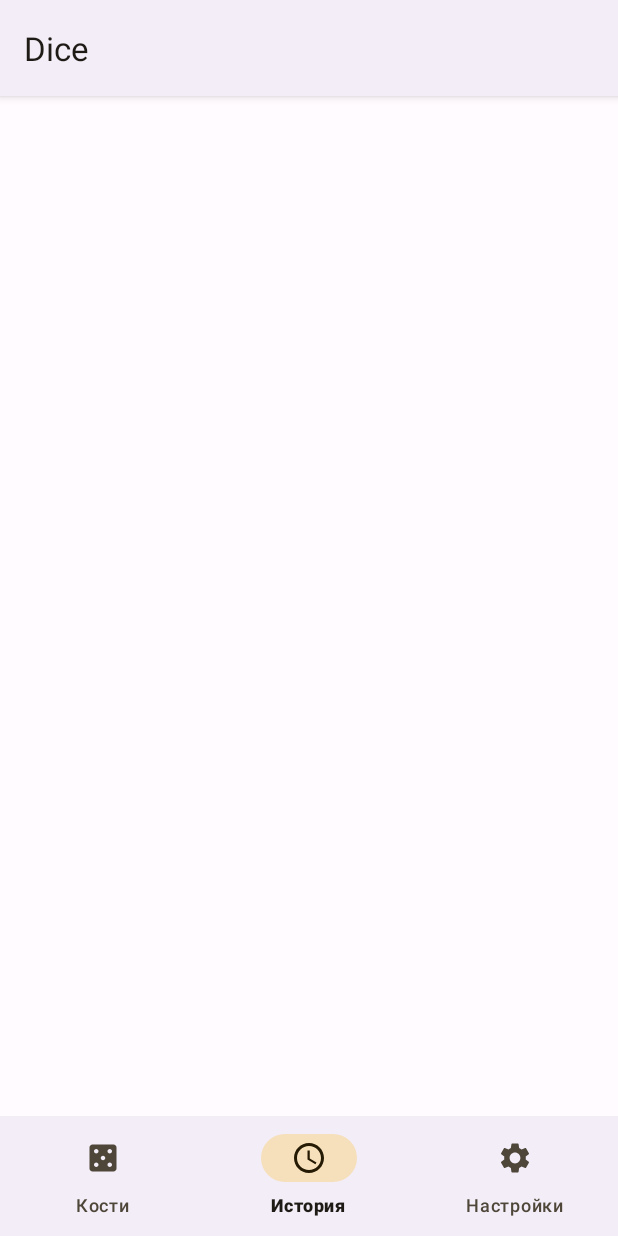
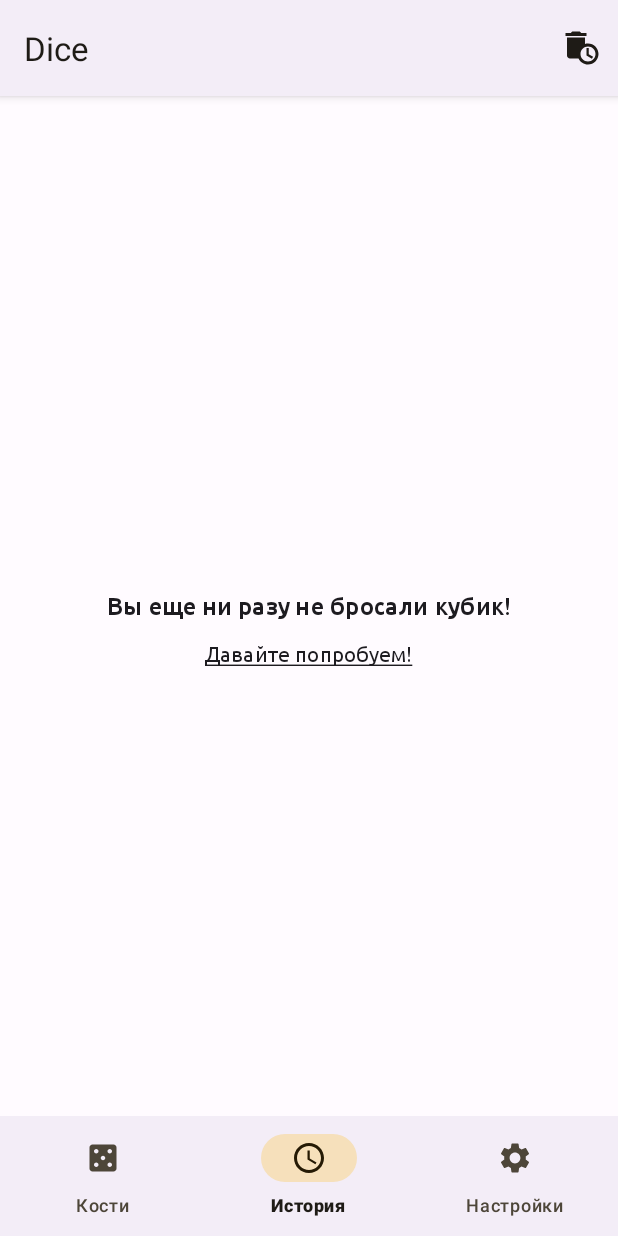
Before and after one commit to hardcoderdev/Dice, an Android app: the screen it shows after launch (MainActivity), item 2 of the bottom bar chosen, on a phone screen of 412 x 824 dp. Run offline under Robolectric (Android 15) with nearby library versions, the phone set to English and light mode, and no system bars.

Commit message:
Lesson 4 done

```diff
--- a/app/src/main/java/hardcoder/dev/dice/ui/MainActivity.kt
+++ b/app/src/main/java/hardcoder/dev/dice/ui/MainActivity.kt
@@ -17,6 +17,13 @@ class MainActivity : AppCompatActivity() {
         setContentView(R.layout.activity_main)
         bottomNavigationView = findViewById(R.id.bottomNavigationView)
 
+        supportFragmentManager.setFragmentResultListener(
+            "onLinkClicked",
+            this
+        ) { _, _ ->
+            onLinkClicked()
+        }
+
         bottomNavigationView.setOnItemSelectedListener { menuItem ->
             val fragment = when (menuItem.itemId) {
                 R.id.rollOption -> RollFragment()
@@ -33,4 +40,12 @@ class MainActivity : AppCompatActivity() {
             return@setOnItemSelectedListener true
         }
     }
+
+    private fun onLinkClicked() {
+        supportFragmentManager
+            .beginTransaction()
+            .replace(R.id.mainFragmentContainerView, RollFragment::class.java, null)
+            .commit()
+        bottomNavigationView.selectedItemId = R.id.rollOption
+    }
 }
--- a/app/src/main/java/hardcoder/dev/dice/ui/history/HistoryAdapter.kt
+++ b/app/src/main/java/hardcoder/dev/dice/ui/history/HistoryAdapter.kt
@@ -57,4 +57,9 @@ class HistoryAdapter : RecyclerView.Adapter<HistoryAdapter.HistoryViewHolder>()
     fun addItems(list: List<DiceRollItem>) {
         diceRollItemsList = list
     }
+
+    fun clearItems() {
+        notifyItemRangeRemoved(0, diceRollItemsList.size)
+        diceRollItemsList = emptyList()
+    }
 }
--- a/app/src/main/java/hardcoder/dev/dice/ui/history/HistoryFragment.kt
+++ b/app/src/main/java/hardcoder/dev/dice/ui/history/HistoryFragment.kt
@@ -1,14 +1,78 @@
 package hardcoder.dev.dice.ui.history
 
 import android.os.Bundle
+import android.view.Menu
+import android.view.MenuInflater
+import android.view.MenuItem
 import android.view.View
+import android.widget.TextView
+import androidx.core.content.edit
+import androidx.core.os.bundleOf
+import androidx.core.view.isVisible
 import androidx.fragment.app.Fragment
+import androidx.fragment.app.setFragmentResult
+import androidx.preference.PreferenceManager
+import androidx.recyclerview.widget.RecyclerView
+import com.google.gson.Gson
 import hardcoder.dev.dice.R
 
 class HistoryFragment : Fragment(R.layout.fragment_history) {
 
+    private val sharedPrefs by lazy { PreferenceManager.getDefaultSharedPreferences(requireContext()) }
+    private val historyAdapter = HistoryAdapter()
+    private lateinit var historyRecyclerView: RecyclerView
+    private lateinit var noDiceRollPerformedTextView: TextView
+    private lateinit var letsRollTextView: TextView
+
     override fun onViewCreated(view: View, savedInstanceState: Bundle?) {
         super.onViewCreated(view, savedInstanceState)
+        setHasOptionsMenu(true)
+        findViews()
 
+        letsRollTextView.setOnClickListener {
+            setFragmentResult("onLinkClicked", bundleOf())
+        }
+
+        val allDiceRollItemsList = getAllDiceHistory()
+        historyRecyclerView.adapter = historyAdapter
+        historyAdapter.addItems(list = allDiceRollItemsList.reversed())
+        setUpViews(isDiceHistoryEmpty = allDiceRollItemsList.isEmpty())
+    }
+
+    override fun onCreateOptionsMenu(menu: Menu, inflater: MenuInflater) {
+        inflater.inflate(R.menu.history_toolbar_menu, menu)
+        super.onCreateOptionsMenu(menu, inflater)
+    }
+
+    override fun onOptionsItemSelected(item: MenuItem): Boolean {
+        return if (item.itemId == R.id.clearHistoryOption) {
+            sharedPrefs.edit { remove("diceHistoryListJson") }
+            historyAdapter.clearItems()
+            setUpViews(isDiceHistoryEmpty = true)
+            true
+        } else {
+            super.onOptionsItemSelected(item)
+        }
+    }
+
+    private fun findViews() {
+        historyRecyclerView = requireView().findViewById(R.id.historyRecyclerView)
+        noDiceRollPerformedTextView = requireView().findViewById(R.id.noDiceRollPerformedTextView)
+        letsRollTextView = requireView().findViewById(R.id.letsRollTextView)
+    }
+
+    private fun setUpViews(isDiceHistoryEmpty: Boolean) {
+        historyRecyclerView.isVisible = !isDiceHistoryEmpty
+        noDiceRollPerformedTextView.isVisible = isDiceHistoryEmpty
+        letsRollTextView.isVisible = isDiceHistoryEmpty
+    }
+
+    private fun getAllDiceHistory(): List<DiceRollItem> {
+        val diceHistoryListJson = sharedPrefs.getString("diceHistoryListJson", "")
+        return if (!diceHistoryListJson.isNullOrEmpty()) {
+            Gson().fromJson(diceHistoryListJson, Array<DiceRollItem>::class.java).toList()
+        } else {
+            emptyList()
+        }
     }
 }
--- a/app/src/main/res/layout/fragment_history.xml
+++ b/app/src/main/res/layout/fragment_history.xml
@@ -6,10 +6,30 @@
     xmlns:app="http://schemas.android.com/apk/res-auto"
     tools:context=".ui.history.HistoryFragment">
 
+    <TextView
+        android:id="@+id/noDiceRollPerformedTextView"
+        android:layout_width="wrap_content"
+        android:layout_height="wrap_content"
+        android:layout_gravity="center"
+        android:textAppearance="@style/TextAppearance.Material3.TitleMedium"
+        android:fontFamily="@font/ubuntu_medium"
+        android:text="@string/no_dice_has_been_performed_label" />
+
+    <TextView
+        android:id="@+id/letsRollTextView"
+        android:layout_width="wrap_content"
+        android:layout_height="wrap_content"
+        android:layout_gravity="center"
+        android:textAppearance="@style/TextAppearance.Material3.TitleSmall"
+        android:fontFamily="@font/ubuntu_regular"
+        android:layout_marginTop="32dp"
+        android:text="@string/lets_roll_label" />
+
     <androidx.recyclerview.widget.RecyclerView
         android:id="@+id/historyRecyclerView"
         android:layout_width="match_parent"
         android:layout_height="match_parent"
+        android:visibility="gone"
         app:layoutManager="androidx.recyclerview.widget.LinearLayoutManager"
         tools:listitem="@layout/item_history" />
 
--- /dev/null
+++ b/app/src/main/res/menu/history_toolbar_menu.xml
@@ -0,0 +1,9 @@
+<?xml version="1.0" encoding="utf-8"?>
+<menu xmlns:android="http://schemas.android.com/apk/res/android"
+    xmlns:app="http://schemas.android.com/apk/res-auto">
+    <item
+        android:id="@+id/clearHistoryOption"
+        android:icon="@drawable/ic_delete"
+        app:showAsAction="always"
+        android:title="@string/clear_history_toolbar_menu_option" />
+</menu>
--- a/app/src/main/res/values/strings.xml
+++ b/app/src/main/res/values/strings.xml
@@ -6,10 +6,14 @@
     <string name="roll_bottom_menu_option">Кости</string>
     <string name="history_bottom_menu_option">История</string>
     <string name="settings_bottom_menu_option">Настройки</string>
+    <string name="clear_history_toolbar_menu_option">Очистить историю</string>
 
     <string name="tap_to_dice_to_roll_it_label">Нажми на кубик, чтобы бросить его!</string>
     <string name="dice_image_cd">Картинка кубика</string>
 
     <string name="date_of_roll_format">Дата броска: %s</string>
     <string name="number_of_roll_format">Вам выпало число: %d</string>
+    <string name="no_dice_has_been_performed_label">Вы еще ни разу не бросали кубик!</string>
+    <string name="lets_roll_label"><u>Давайте попробуем!</u></string>
+
 </resources>
```
Also changed, not shown: app/src/main/java/hardcoder/dev/dice/ui/roll/RollFragment.kt (+25 -0 lines).
